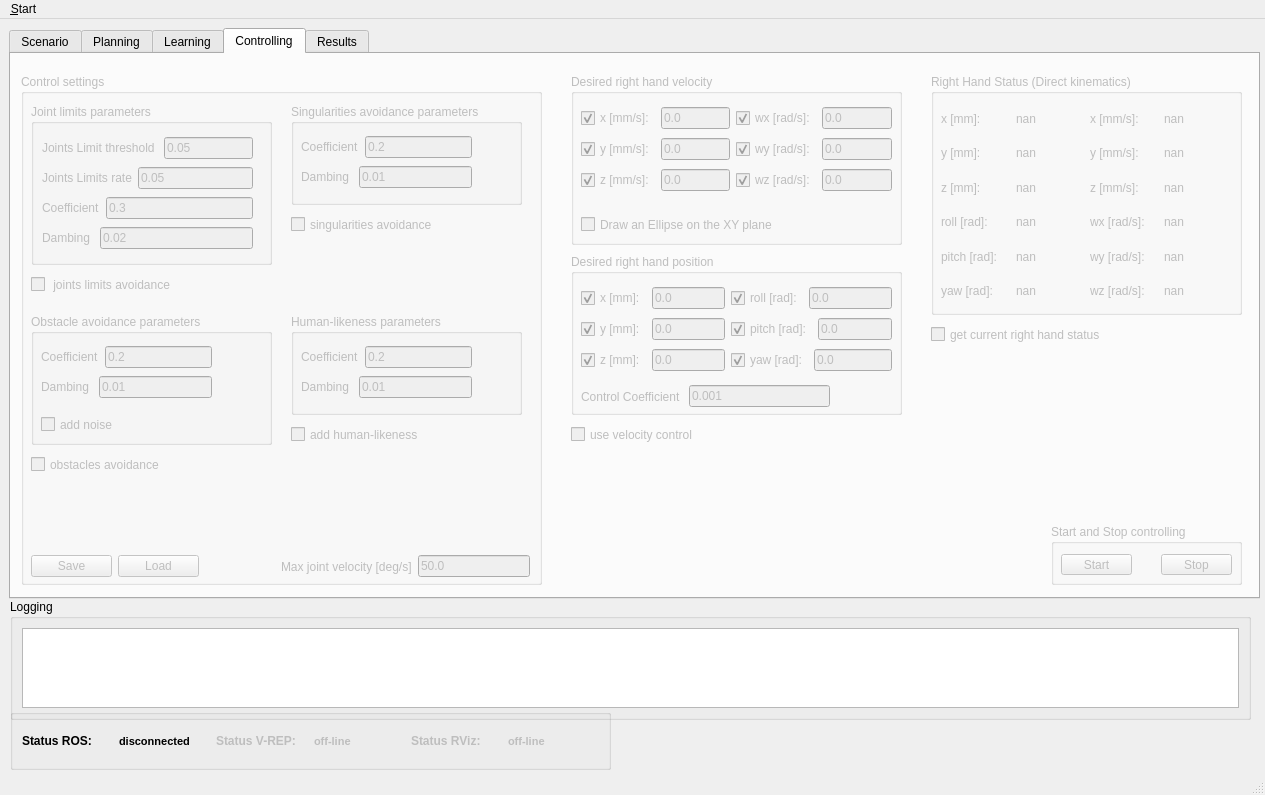
This is ui/main_window.ui in zohannn/motion_manager as Qt 5 draws it before an edit. The edited form follows.
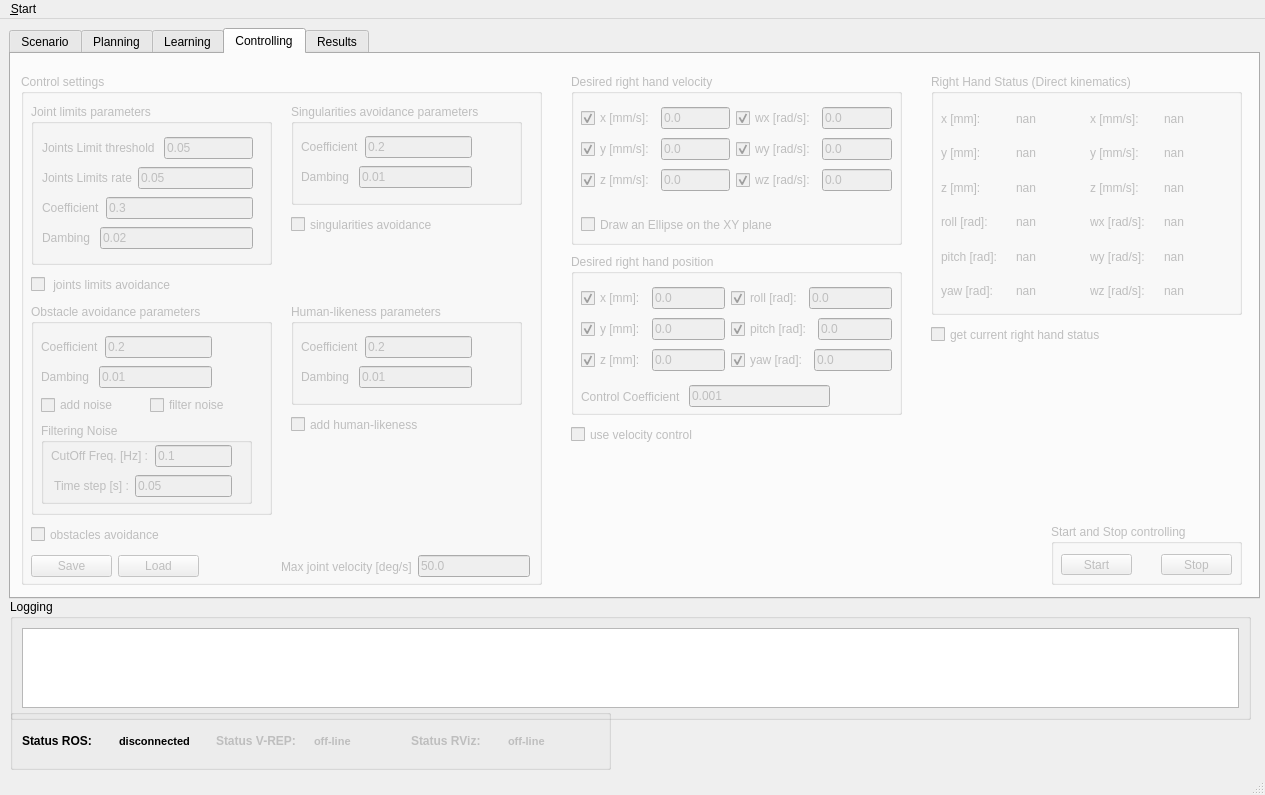
This is the edited form. Icons and pictures are not drawn. Custom widgets are drawn as their Qt base class.

The edit to the form file:
```diff
--- a/ui/main_window.ui
+++ b/ui/main_window.ui
@@ -2440,7 +2440,7 @@
        <property name="geometry">
         <rect>
          <x>270</x>
-         <y>350</y>
+         <y>340</y>
          <width>171</width>
          <height>21</height>
         </rect>
@@ -2479,7 +2479,7 @@
        <property name="geometry">
         <rect>
          <x>10</x>
-         <y>380</y>
+         <y>450</y>
          <width>171</width>
          <height>21</height>
         </rect>
@@ -2679,9 +2679,9 @@
        <property name="geometry">
         <rect>
          <x>10</x>
-         <y>240</y>
+         <y>230</y>
          <width>241</width>
-         <height>131</height>
+         <height>211</height>
         </rect>
        </property>
        <property name="title">
@@ -2735,25 +2735,102 @@
          </item>
         </layout>
        </widget>
-       <widget class="QCheckBox" name="checkBox_obsts_noise">
+       <widget class="QGroupBox" name="groupBox_filter_noise">
+        <property name="enabled">
+         <bool>false</bool>
+        </property>
         <property name="geometry">
          <rect>
           <x>10</x>
-          <y>100</y>
-          <width>85</width>
-          <height>21</height>
+          <y>119</y>
+          <width>211</width>
+          <height>81</height>
          </rect>
         </property>
-        <property name="text">
-         <string>add noise</string>
+        <property name="title">
+         <string>Filtering Noise</string>
         </property>
+        <widget class="QWidget" name="">
+         <property name="geometry">
+          <rect>
+           <x>10</x>
+           <y>20</y>
+           <width>181</width>
+           <height>58</height>
+          </rect>
+         </property>
+         <layout class="QVBoxLayout" name="verticalLayout_105">
+          <item>
+           <layout class="QHBoxLayout" name="horizontalLayout_568">
+            <item>
+             <widget class="QLabel" name="label_f_cutoff">
+              <property name="text">
+               <string>CutOff Freq. [Hz] :</string>
+              </property>
+             </widget>
+            </item>
+            <item>
+             <widget class="QLineEdit" name="lineEdit_f_cutoff">
+              <property name="text">
+               <string>0.1</string>
+              </property>
+             </widget>
+            </item>
+           </layout>
+          </item>
+          <item>
+           <layout class="QHBoxLayout" name="horizontalLayout_569">
+            <item>
+             <widget class="QLabel" name="label_time_step">
+              <property name="text">
+               <string> Time step [s] :</string>
+              </property>
+             </widget>
+            </item>
+            <item>
+             <widget class="QLineEdit" name="lineEdit_time_step">
+              <property name="text">
+               <string>0.05</string>
+              </property>
+             </widget>
+            </item>
+           </layout>
+          </item>
+         </layout>
+        </widget>
+       </widget>
+       <widget class="QWidget" name="">
+        <property name="geometry">
+         <rect>
+          <x>10</x>
+          <y>90</y>
+          <width>211</width>
+          <height>23</height>
+         </rect>
+        </property>
+        <layout class="QHBoxLayout" name="horizontalLayout_570">
+         <item>
+          <widget class="QCheckBox" name="checkBox_obsts_noise">
+           <property name="text">
+            <string>add noise</string>
+           </property>
+          </widget>
+         </item>
+         <item>
+          <widget class="QCheckBox" name="checkBox_obsts_filter_noise">
+           <property name="text">
+            <string>filter noise</string>
+           </property>
+          </widget>
+         </item>
+        </layout>
        </widget>
       </widget>
       <widget class="QGroupBox" name="groupBox_hl_add_params">
        <property name="geometry">
         <rect>
          <x>270</x>
-         <y>240</y>
+         <y>230</y>
          <width>231</width>
          <height>101</height>
         </rect>
```
